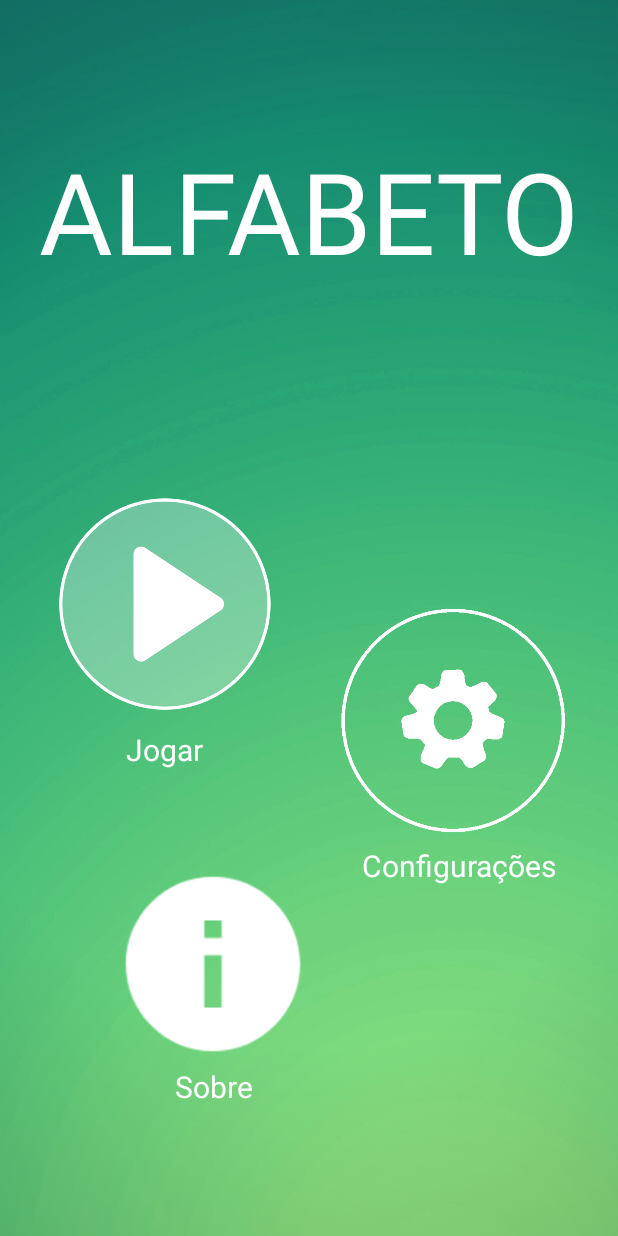
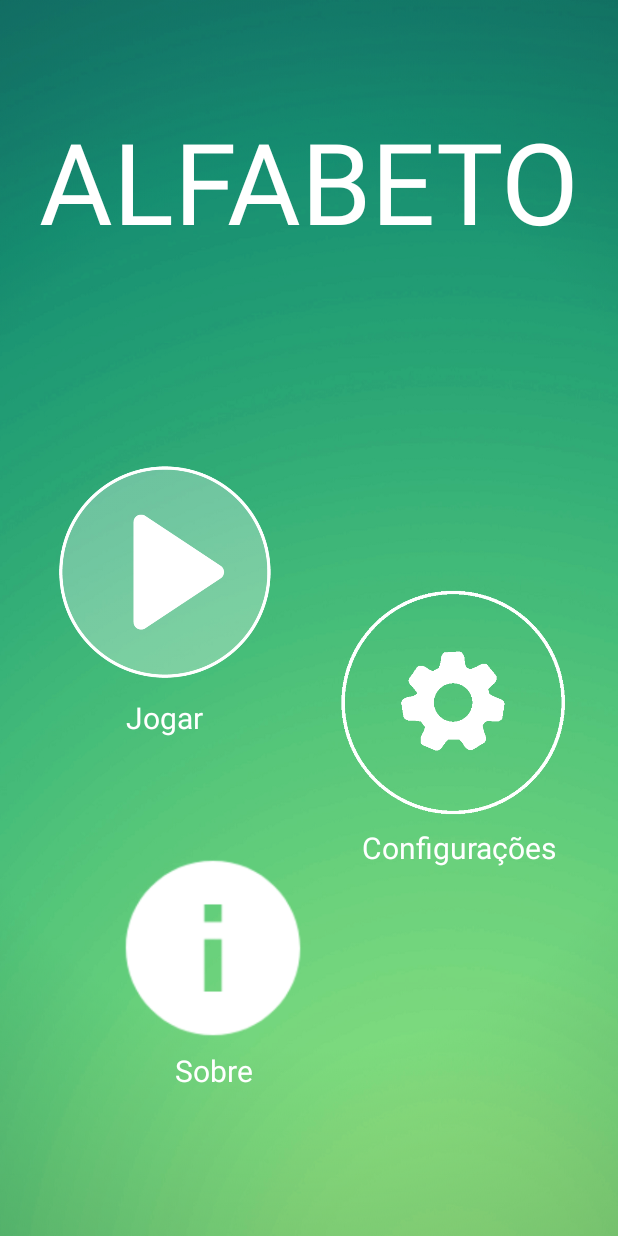
Before and after one commit to NapoleaoHerculano/Alfabeto-Android, an Android app: the screen it shows after launch (TelaInicialActivity), on a phone screen of 412 x 824 dp. Run offline under Robolectric (Android 15) with nearby library versions, the phone set to English and light mode, and no system bars; Roboto replaces fonts that are not available here.

Commit message:
Ajustes no XML da tela inicial

```diff
--- a/app/src/main/res/layout/tela_inicial.xml
+++ b/app/src/main/res/layout/tela_inicial.xml
@@ -46,7 +46,7 @@
         android:id="@+id/btnIniciar"
         android:layout_width="150dp"
         android:layout_height="150dp"
-        android:layout_marginTop="32dp"
+        android:layout_marginTop="20dp"
         android:background="@android:color/transparent"
         android:scaleType="centerInside"
         app:layout_constraintBottom_toTopOf="@+id/btnSobre"
@@ -61,7 +61,7 @@
         android:id="@+id/txtAppNome"
         android:layout_width="wrap_content"
         android:layout_height="wrap_content"
-        android:layout_marginTop="90dp"
+        android:layout_marginTop="70dp"
         android:gravity="center"
         android:text="ALFABETO"
         android:textColor="@android:color/white"
--- a/build.gradle
+++ b/build.gradle
@@ -7,7 +7,7 @@ buildscript {
 
     }
     dependencies {
-        classpath 'com.android.tools.build:gradle:3.5.0'
+        classpath 'com.android.tools.build:gradle:3.5.1'
 
         // NOTE: Do not place your application dependencies here; they belong
         // in the individual module build.gradle files
```
Also changed, not shown: app/src/main/res/drawable-v24/me_photo.png (added), app/src/main/res/drawable/me_photo.png (deleted).
